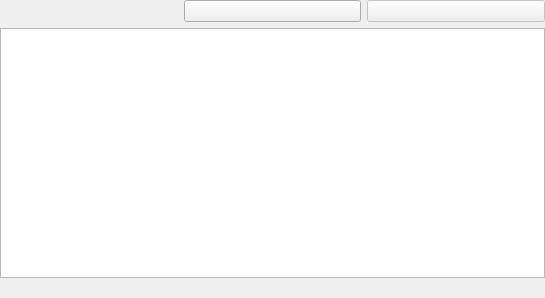
The window that languages/plugins/custom-definesandincludes/kcm_widget/includeswidget.ui (KDE/kdevelop) describes before a commit, drawn with Qt 5.
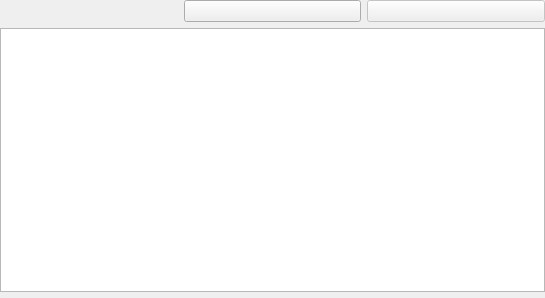
The same window after the commit. Icons and pictures are not drawn. Custom widgets are drawn as their Qt base class.

Commit message: includeswidget: Use KMessageWidget

```diff
--- a/languages/plugins/custom-definesandincludes/kcm_widget/includeswidget.ui
+++ b/languages/plugins/custom-definesandincludes/kcm_widget/includeswidget.ui
@@ -10,12 +10,21 @@
     <height>298</height>
    </rect>
   </property>
-  <layout class="QGridLayout" name="gridLayout">
-   <property name="margin">
+  <layout class="QVBoxLayout" name="verticalLayout">
+   <property name="leftMargin">
     <number>0</number>
    </property>
-   <item row="0" column="0">
-    <layout class="QHBoxLayout" name="horizontalLayout_3">
+   <property name="topMargin">
+    <number>0</number>
+   </property>
+   <property name="rightMargin">
+    <number>0</number>
+   </property>
+   <property name="bottomMargin">
+    <number>0</number>
+   </property>
+   <item>
+    <layout class="QHBoxLayout" name="horizontalLayout">
      <item>
       <widget class="KUrlRequester" name="includePathRequester">
        <property name="toolTip">
@@ -64,7 +73,7 @@
      </item>
     </layout>
    </item>
-   <item row="1" column="0">
+   <item>
     <widget class="QListView" name="includePaths">
      <property name="sizePolicy">
       <sizepolicy hsizetype="Expanding" vsizetype="Expanding">
@@ -77,12 +86,8 @@
      </property>
     </widget>
    </item>
-   <item row="2" column="0">
-    <widget class="QLabel" name="errorLabel">
-     <property name="text">
-      <string/>
-     </property>
-    </widget>
+   <item>
+    <widget class="KMessageWidget" name="errorWidget" native="true"/>
    </item>
   </layout>
  </widget>
@@ -95,7 +100,14 @@
   <customwidget>
    <class>KUrlRequester</class>
    <extends>QFrame</extends>
-   <header>kurlrequester.h</header>
+   <header location="global">kurlrequester.h</header>
+   <container>1</container>
+  </customwidget>
+  <customwidget>
+   <class>KMessageWidget</class>
+   <extends>QWidget</extends>
+   <header location="global">kmessagewidget.h</header>
+   <container>1</container>
   </customwidget>
  </customwidgets>
  <resources/>
```
Left out of the diff: 2 changed lines with no effect on the pictures. The commit also changes 1 other file.
